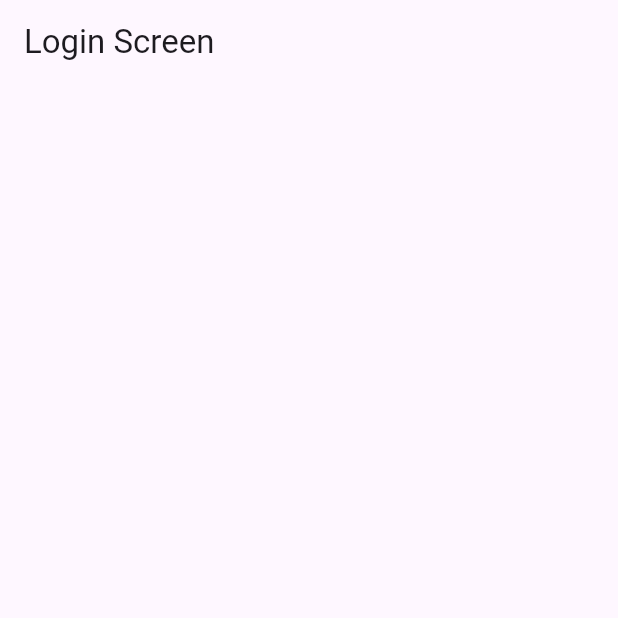
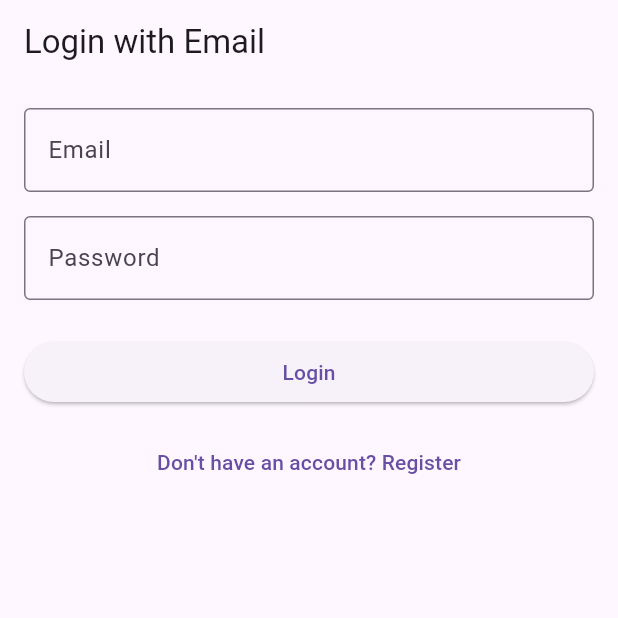
Before and after one commit to shaurya019/Gorin-Test, a Flutter app: the screen it shows after launch, on a phone screen of 412 x 824 dp, the top half of it. Run offline on Flutter 3.47's test engine with Material 3 defaults, Android fonts, the phone set to English and light mode, and no system bars; our stand-ins replace cloud_firestore, firebase_auth, firebase_core, firebase_storage; accounts and stored records are empty.

Commit message:
add the logic screen

```diff
--- a/lib/screens/login_screen.dart
+++ b/lib/screens/login_screen.dart
@@ -1,15 +1,120 @@
 import 'package:flutter/material.dart';
+import 'package:provider/provider.dart';
+import '../providers/auth_provider.dart';
+import 'register_screen.dart';
 
-class LoginScreen extends StatelessWidget {
+class LoginScreen extends StatefulWidget {
   const LoginScreen({super.key});
 
   @override
+  State<LoginScreen> createState() => _LoginScreenState();
+}
+
+class _LoginScreenState extends State<LoginScreen> {
+  final _formKey = GlobalKey<FormState>();
+  final emailController = TextEditingController();
+  final passwordController = TextEditingController();
+
+  bool _isLoading = false;
+
+  @override
   Widget build(BuildContext context) {
+    final auth = Provider.of<AuthProvider>(context);
+
     return Scaffold(
-      appBar: AppBar(
-        title: const Text('Login Screen'),
+      appBar: AppBar(title: const Text("Login with Email")),
+      body: LayoutBuilder(
+        builder: (context, constraints) {
+          return SingleChildScrollView(
+            child: ConstrainedBox(
+              constraints: BoxConstraints(minHeight: constraints.maxHeight),
+              child: IntrinsicHeight(
+                child: Padding(
+                  padding: const EdgeInsets.all(16),
+                  child: Column(
+                    mainAxisAlignment: MainAxisAlignment.center,
+                    children: [
+                      Form(
+                        key: _formKey,
+                        autovalidateMode: AutovalidateMode.onUserInteraction,
+                        child: Column(
+                          children: [
+                            TextFormField(
+                              controller: emailController,
+                              keyboardType: TextInputType.emailAddress,
+                              decoration: const InputDecoration(
+                                labelText: 'Email',
+                                border: OutlineInputBorder(),
+                              ),
+                              validator: (value) {
+                                if (value == null || value.isEmpty) return 'Please enter your email';
+                                if (!value.contains('@')) return 'Enter a valid email';
+                                return null;
+                              },
+                            ),
+                            const SizedBox(height: 16),
+                            TextFormField(
+                              controller: passwordController,
+                              obscureText: true,
+                              decoration: const InputDecoration(
+                                labelText: 'Password',
+                                border: OutlineInputBorder(),
+                              ),
+                              validator: (value) {
+                                if (value == null || value.isEmpty) return 'Please enter your password';
+                                if (value.length < 6) return 'Password must be at least 6 characters';
+                                return null;
+                              },
+                            ),
+                            const SizedBox(height: 24),
+                            SizedBox(
+                              width: double.infinity,
+                              child: ElevatedButton(
+                                onPressed: _isLoading
+                                    ? null
+                                    : () async {
+                                  if (_formKey.currentState!.validate()) {
+                                    setState(() => _isLoading = true);
+                                    try {
+                                      await auth.login(
+                                        emailController.text,
+                                        passwordController.text,
+                                      );
+                                    } catch (e) {
+                                      ScaffoldMessenger.of(context).showSnackBar(
+                                        SnackBar(content: Text("Login failed: ${e.toString()}")),
+                                      );
+                                    }
+                                    setState(() => _isLoading = false);
+                                  }
+                                },
+                                child: _isLoading
+                                    ? const CircularProgressIndicator(color: Colors.white)
+                                    : const Text("Login"),
+                              ),
+                            ),
+                            const SizedBox(height: 12),
+                            TextButton(
+                              onPressed: () {
+                                Navigator.push(
+                                  context,
+                                  MaterialPageRoute(builder: (_) => const RegisterScreen()),
+                                );
+                              },
+                              child: const Text("Don't have an account? Register"),
+                            ),
+                          ],
+                        ),
+                      ),
+                      const Spacer(), // pushes form content to vertical center
+                    ],
+                  ),
+                ),
+              ),
+            ),
+          );
+        },
       ),
-      body: Container(),
     );
   }
 }
```
